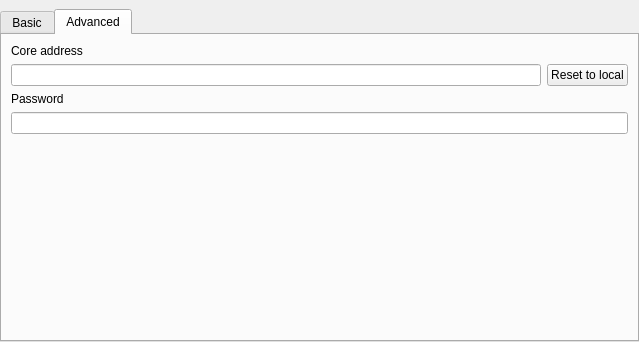
Old version of the form application/GUI/Settings/WidgetSettings.ui in the repository Ummon/D-LAN.
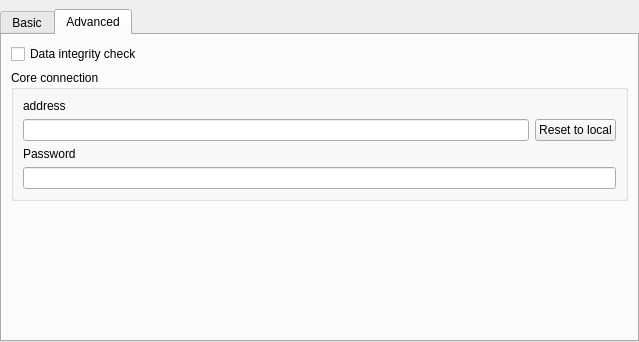
New version of the form. The open tabs and pages were chosen to show the change. Icons and pictures are not drawn.

Commit message: Add an option to check all received data against their hashes. Activated by default.

What changed in the file:
```diff
--- a/application/GUI/Settings/WidgetSettings.ui
+++ b/application/GUI/Settings/WidgetSettings.ui
@@ -171,19 +171,32 @@
       <attribute name="title">
        <string>Advanced</string>
       </attribute>
-      <layout class="QVBoxLayout" name="layAdvanced">
-       <property name="sizeConstraint">
-        <enum>QLayout::SetDefaultConstraint</enum>
-       </property>
+      <layout class="QVBoxLayout" name="layAdvanced" stretch="0,0,0">
+       <item>
+        <widget class="QCheckBox" name="chkEnableIntegrityCheck">
+         <property name="toolTip">
+          <string>When activated all received data will be verified against their hashes. It can be CPU consumer.</string>
+         </property>
+         <property name="text">
+          <string>Data integrity check</string>
+         </property>
+        </widget>
+       </item>
+       <item>
+        <widget class="QGroupBox" name="grpCoreConnection">
+         <property name="title">
+          <string>Core connection</string>
+         </property>
+         <layout class="QVBoxLayout" name="verticalLayout">
        <item>
         <widget class="QLabel" name="lblCoreAddress">
          <property name="text">
-          <string>Core address</string>
+             <string>address</string>
          </property>
         </widget>
        </item>
        <item>
-        <layout class="QHBoxLayout" name="layCoreAddress">
+           <layout class="QHBoxLayout" name="horizontalLayout">
          <item>
           <widget class="QLineEdit" name="txtCoreAddress"/>
          </item>
@@ -210,6 +223,9 @@
          </property>
         </widget>
        </item>
+         </layout>
+        </widget>
+       </item>
        <item>
         <spacer name="spacerAdvancedSettings">
          <property name="orientation">
```
Left out of the diff: 4 changed lines with no effect on the pictures. Lines whose indentation alone changed are shown as unchanged. The commit also changes 24 other files.
